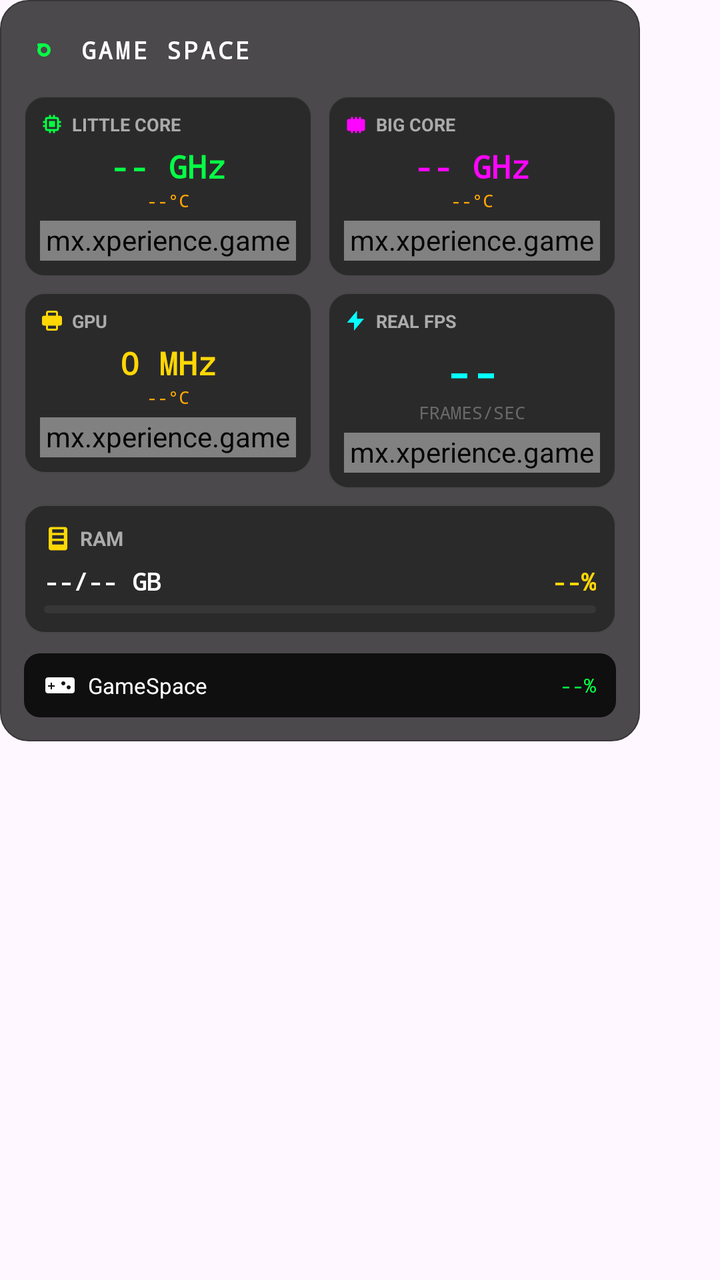
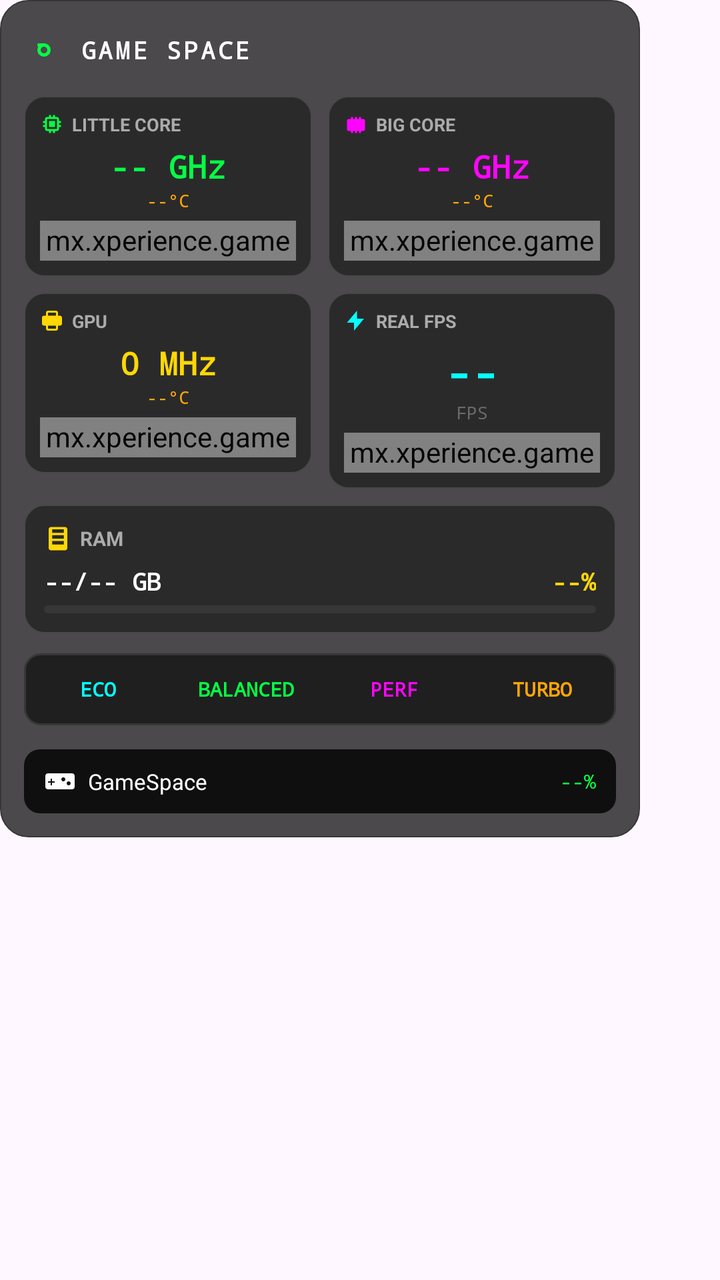

Compare the two renders of this Android layout. The source of the first and the diff that turns it into the second are given below.
<!-- AndroidManifest.xml: application theme Theme.GameSpace -->
<!-- res/layout/overlay_game_panel.xml -->
<?xml version="1.0" encoding="utf-8"?>
<FrameLayout xmlns:android="http://schemas.android.com/apk/res/android"
    android:layout_width="wrap_content"
    android:layout_height="wrap_content"
    android:background="@android:color/transparent">

    <LinearLayout
        android:id="@+id/panel_background"
        android:layout_width="320dp"
        android:layout_height="wrap_content"
        android:orientation="vertical"
        android:background="@drawable/bg_panel_dark"
        android:padding="12dp"
        android:alpha="0.98">

        <LinearLayout
            android:layout_width="match_parent"
            android:layout_height="26dp"
            android:gravity="center_vertical"
            android:layout_marginBottom="10dp">
            <ImageView android:layout_width="20dp" android:layout_height="20dp" android:src="@drawable/ic_gaming_logo" android:tint="#00FF41" />
            <TextView android:layout_width="wrap_content" android:layout_height="wrap_content" android:layout_marginStart="8dp" android:fontFamily="monospace" android:text="GAME SPACE" android:textColor="#FFFFFF" android:textSize="12sp" android:textStyle="bold" android:letterSpacing="0.1" />
        </LinearLayout>

        <LinearLayout
            android:layout_width="match_parent"
            android:layout_height="wrap_content"
            android:orientation="horizontal"
            android:layout_marginBottom="8dp">

            <LinearLayout
                android:layout_width="0dp"
                android:layout_height="wrap_content"
                android:layout_weight="1"
                android:orientation="vertical"
                android:background="@drawable/bg_stats_card"
                android:padding="8dp"
                android:layout_marginEnd="4dp">
                <LinearLayout android:layout_width="match_parent" android:layout_height="wrap_content" android:gravity="center_vertical" android:layout_marginBottom="4dp">
                    <ImageView android:layout_width="12dp" android:layout_height="12dp" android:src="@drawable/ic_cpu" android:tint="#00FF41" />
                    <TextView android:layout_width="wrap_content" android:layout_height="wrap_content" android:layout_marginStart="4dp" android:text="LITTLE CORE" android:textColor="#AAAAAA" android:textSize="9sp" android:textStyle="bold" />
                </LinearLayout>
                <TextView android:id="@+id/cpu_little_val" android:layout_width="match_parent" android:layout_height="wrap_content" android:gravity="center" android:fontFamily="monospace" android:text="-- GHz" android:textColor="#00FF41" android:textSize="16sp" android:textStyle="bold" />
                <TextView android:id="@+id/cpu_little_temp" android:layout_width="match_parent" android:layout_height="wrap_content" android:gravity="center" android:fontFamily="monospace" android:text="--°C" android:textColor="#FFA500" android:textSize="9sp" />
                <mx.xperience.gamespace.view.WaveView android:id="@+id/cpu_little_chart" android:layout_width="match_parent" android:layout_height="20dp" android:layout_marginTop="4dp" />
            </LinearLayout>

            <LinearLayout
                android:layout_width="0dp"
                android:layout_height="wrap_content"
                android:layout_weight="1"
                android:orientation="vertical"
                android:background="@drawable/bg_stats_card"
                android:padding="8dp"
                android:layout_marginStart="4dp">
                <LinearLayout android:layout_width="match_parent" android:layout_height="wrap_content" android:gravity="center_vertical" android:layout_marginBottom="4dp">
                    <ImageView android:layout_width="12dp" android:layout_height="12dp" android:src="@drawable/ic_cpu_bolt" android:tint="#FF00FF" />
                    <TextView android:layout_width="wrap_content" android:layout_height="wrap_content" android:layout_marginStart="4dp" android:text="BIG CORE" android:textColor="#AAAAAA" android:textSize="9sp" android:textStyle="bold" />
                </LinearLayout>
                <TextView android:id="@+id/cpu_big_val" android:layout_width="match_parent" android:layout_height="wrap_content" android:gravity="center" android:fontFamily="monospace" android:text="-- GHz" android:textColor="#FF00FF" android:textSize="16sp" android:textStyle="bold" />
                <TextView android:id="@+id/cpu_big_temp" android:layout_width="match_parent" android:layout_height="wrap_content" android:gravity="center" android:fontFamily="monospace" android:text="--°C" android:textColor="#FFA500" android:textSize="9sp" />
                <mx.xperience.gamespace.view.WaveView android:id="@+id/cpu_big_chart" android:layout_width="match_parent" android:layout_height="20dp" android:layout_marginTop="4dp" />
            </LinearLayout>
        </LinearLayout>

        <LinearLayout
            android:layout_width="match_parent"
            android:layout_height="wrap_content"
            android:orientation="horizontal"
            android:layout_marginBottom="8dp">

            <LinearLayout
                android:layout_width="0dp"
                android:layout_height="wrap_content"
                android:layout_weight="1"
                android:orientation="vertical"
                android:background="@drawable/bg_stats_card"
                android:padding="8dp"
                android:layout_marginEnd="4dp">
                <LinearLayout android:layout_width="match_parent" android:layout_height="wrap_content" android:gravity="center_vertical" android:layout_marginBottom="4dp">
                    <ImageView android:layout_width="12dp" android:layout_height="12dp" android:src="@drawable/ic_gpu" android:tint="#FFD700" />
                    <TextView android:layout_width="wrap_content" android:layout_height="wrap_content" android:layout_marginStart="4dp" android:text="GPU" android:textColor="#AAAAAA" android:textSize="9sp" android:textStyle="bold" />
                </LinearLayout>
                <TextView android:id="@+id/gpu_val" android:layout_width="match_parent" android:layout_height="wrap_content" android:gravity="center" android:fontFamily="monospace" android:text="0 MHz" android:textColor="#FFD700" android:textSize="16sp" android:textStyle="bold" />
                <TextView android:id="@+id/gpu_temp" android:layout_width="match_parent" android:layout_height="wrap_content" android:gravity="center" android:fontFamily="monospace" android:text="--°C" android:textColor="#FFA500" android:textSize="9sp" />
                <mx.xperience.gamespace.view.WaveView android:id="@+id/gpu_chart" android:layout_width="match_parent" android:layout_height="20dp" android:layout_marginTop="4dp" />
            </LinearLayout>

            <LinearLayout
                android:layout_width="0dp"
                android:layout_height="wrap_content"
                android:layout_weight="1"
                android:orientation="vertical"
                android:background="@drawable/bg_stats_card"
                android:padding="8dp"
                android:layout_marginStart="4dp">
                <LinearLayout android:layout_width="match_parent" android:layout_height="wrap_content" android:gravity="center_vertical" android:layout_marginBottom="4dp">
                    <ImageView android:layout_width="12dp" android:layout_height="12dp" android:src="@drawable/ic_fps" android:tint="#00FFFF" />
                    <TextView android:layout_width="wrap_content" android:layout_height="wrap_content" android:layout_marginStart="4dp" android:text="REAL FPS" android:textColor="#AAAAAA" android:textSize="9sp" android:textStyle="bold" />
                </LinearLayout>
                <TextView android:id="@+id/fps_counter" android:layout_width="match_parent" android:layout_height="wrap_content" android:gravity="center" android:fontFamily="monospace" android:text="--" android:textColor="#00FFFF" android:textSize="22sp" android:textStyle="bold" />
                <TextView android:layout_width="match_parent" android:layout_height="wrap_content" android:gravity="center" android:fontFamily="monospace" android:text="FRAMES/SEC" android:textColor="#666666" android:textSize="9sp" />
                <mx.xperience.gamespace.view.WaveView android:id="@+id/fps_chart" android:layout_width="match_parent" android:layout_height="20dp" android:layout_marginTop="4dp" />
            </LinearLayout>
        </LinearLayout>

        <LinearLayout
            android:layout_width="match_parent"
            android:layout_height="wrap_content"
            android:orientation="vertical"
            android:background="@drawable/bg_stats_card"
            android:padding="10dp"
            android:layout_marginBottom="10dp">
            <LinearLayout android:layout_width="match_parent" android:layout_height="wrap_content" android:gravity="center_vertical" android:layout_marginBottom="6dp">
                <ImageView android:layout_width="14dp" android:layout_height="14dp" android:src="@drawable/ic_ram" android:tint="#FFD700" />
                <TextView android:layout_width="wrap_content" android:layout_height="wrap_content" android:layout_marginStart="4dp" android:text="RAM" android:textColor="#AAAAAA" android:textSize="10sp" android:textStyle="bold" />
            </LinearLayout>
            <LinearLayout android:layout_width="match_parent" android:layout_height="wrap_content" android:orientation="horizontal" android:gravity="center_vertical" android:layout_marginBottom="4dp">
                <TextView android:id="@+id/ram_info" android:layout_width="0dp" android:layout_height="wrap_content" android:layout_weight="1" android:fontFamily="monospace" android:text="--/-- GB" android:textColor="#FFFFFF" android:textSize="12sp" android:textStyle="bold" />
                <TextView android:id="@+id/ram_percent" android:layout_width="wrap_content" android:layout_height="wrap_content" android:fontFamily="monospace" android:text="--%" android:textColor="#FFD700" android:textSize="12sp" android:textStyle="bold" />
            </LinearLayout>
            <androidx.core.widget.ContentLoadingProgressBar android:id="@+id/ram_progress" style="?android:attr/progressBarStyleHorizontal" android:layout_width="match_parent" android:layout_height="4dp" android:progressDrawable="@drawable/progress_ram_gaming" />
        </LinearLayout>

        <LinearLayout
            android:layout_width="match_parent"
            android:layout_height="32dp"
            android:orientation="horizontal"
            android:gravity="center_vertical"
            android:background="@drawable/bg_footer"
            android:paddingHorizontal="10dp">
            <ImageView android:layout_width="16dp" android:layout_height="16dp" android:src="@drawable/ic_game_controller" android:tint="#FFFFFF" android:layout_marginEnd="6dp" />
            <TextView android:id="@+id/game_name" android:layout_width="0dp" android:layout_height="wrap_content" android:layout_weight="1" android:ellipsize="end" android:maxLines="1" android:text="GameSpace" android:textColor="#FFFFFF" android:textSize="11sp" />
            <TextView android:id="@+id/battery_info" android:layout_width="wrap_content" android:layout_height="wrap_content" android:fontFamily="monospace" android:text="--%" android:textColor="#00FF41" android:textSize="10sp" />
        </LinearLayout>
    </LinearLayout>
</FrameLayout>
<!-- resources referenced by this layout -->
<resources>
  <!-- drawable bg_footer (drawable) -->
  <?xml version="1.0" encoding="utf-8"?>
  <shape xmlns:android="http://schemas.android.com/apk/res/android">
      <solid android:color="#0A0A0A" />
      <corners android:radius="8dp" />
  </shape>
  <!-- drawable bg_panel_dark (drawable) -->
  <?xml version="1.0" encoding="utf-8"?>
  <shape xmlns:android="http://schemas.android.com/apk/res/android">
      <solid android:color="#CC1A1A1A" />  
      <corners android:radius="14dp" />
      <stroke android:width="0.8dp" android:color="#333333" />
  </shape>
  <!-- drawable bg_stats_card (drawable) -->
  <?xml version="1.0" encoding="utf-8"?>
  <shape xmlns:android="http://schemas.android.com/apk/res/android">
      <solid android:color="#262626" />
      <corners android:radius="10dp" />
      <stroke android:width="0.5dp" android:color="#444444" />
  </shape>
  <!-- drawable ic_cpu (drawable) -->
  <?xml version="1.0" encoding="utf-8"?>
  <vector xmlns:android="http://schemas.android.com/apk/res/android"
      android:width="24dp"
      android:height="24dp"
      android:viewportWidth="24"
      android:viewportHeight="24">
      <path
          android:fillColor="@android:color/white"
          android:pathData="M15,9H9v6h6V9zM21,11V9h-2V7c0-1.1-0.9-2-2-2h-2V3h-2v2h-2V3h-2v2H7C5.9,5,5,5.9,5,7v2H3v2h2v2H3v2h2v2c0,1.1,0.9,2,2,2h2v2h2v-2h2v2h2v-2h2c1.1,0,2-0.9,2-2v-2h2v-2h-2v-2H21zM17,17H7V7h10V17z" />
  </vector>
  <!-- drawable ic_fps (drawable) -->
  <?xml version="1.0" encoding="utf-8"?>
  <vector xmlns:android="http://schemas.android.com/apk/res/android"
      android:width="24dp"
      android:height="24dp"
      android:viewportWidth="24"
      android:viewportHeight="24">
      <path
          android:fillColor="@android:color/white"
          android:pathData="M13,2L3,14h7v8l10,-12h-7z" />
  </vector>
  <!-- drawable ic_gpu (drawable) -->
  <?xml version="1.0" encoding="utf-8"?>
  <vector xmlns:android="http://schemas.android.com/apk/res/android"
      android:width="24dp"
      android:height="24dp"
      android:viewportWidth="24"
      android:viewportHeight="24">
      <path
          android:fillColor="@android:color/white"
          android:pathData="M20,7h-2L18,4c0,-1.1 -0.9,-2 -2,-2L8,2c-1.1,0 -2,0.9 -2,2v3L4,7c-1.1,0 -2,0.9 -2,2v6c0,1.1 0.9,2 2,2h2v3c0,1.1 0.9,2 2,2h8c1.1,0 2,-0.9 2,-2v-3h2c1.1,0 2,-0.9 2,-2L22,9c0,-1.1 -0.9,-2 -2,-2zM16,20L8,20v-3h8v3zM16,7L8,7L8,4h8v3z" />
  </vector>
  <!-- drawable ic_ram (drawable) -->
  <?xml version="1.0" encoding="utf-8"?>
  <vector xmlns:android="http://schemas.android.com/apk/res/android"
      android:width="24dp"
      android:height="24dp"
      android:viewportWidth="24"
      android:viewportHeight="24">
      <path
          android:fillColor="@android:color/white"
          android:pathData="M18,2h-12c-1.1,0 -2,0.9 -2,2v16c0,1.1 0.9,2 2,2h12c1.1,0 2,-0.9 2,-2v-16c0,-1.1 -0.9,-2 -2,-2zM7,4h10v3h-10v-3zM7,9h10v3h-10v-3zM7,14h10v3h-10v-3z" />
  </vector>
  <style name="Theme.GameSpace" parent="Base.Theme.GameSpace" />
  <style name="Base.Theme.GameSpace" parent="Theme.Material3.DayNight.NoActionBar">
          
          
      </style>
  <!-- unchanged entries left out for length: 4 -->
</resources>

<!-- the commit's change to res/layout/overlay_game_panel.xml (unified diff, before → after) -->
@@ -99,7 +99,7 @@
                     <TextView android:layout_width="wrap_content" android:layout_height="wrap_content" android:layout_marginStart="4dp" android:text="REAL FPS" android:textColor="#AAAAAA" android:textSize="9sp" android:textStyle="bold" />
                 </LinearLayout>
                 <TextView android:id="@+id/fps_counter" android:layout_width="match_parent" android:layout_height="wrap_content" android:gravity="center" android:fontFamily="monospace" android:text="--" android:textColor="#00FFFF" android:textSize="22sp" android:textStyle="bold" />
-                <TextView android:layout_width="match_parent" android:layout_height="wrap_content" android:gravity="center" android:fontFamily="monospace" android:text="FRAMES/SEC" android:textColor="#666666" android:textSize="9sp" />
+                <TextView android:layout_width="match_parent" android:layout_height="wrap_content" android:gravity="center" android:fontFamily="monospace" android:text="FPS" android:textColor="#666666" android:textSize="9sp" />
                 <mx.xperience.gamespace.view.WaveView android:id="@+id/fps_chart" android:layout_width="match_parent" android:layout_height="20dp" android:layout_marginTop="4dp" />
             </LinearLayout>
         </LinearLayout>
@@ -124,6 +124,20 @@
 
         <LinearLayout
             android:layout_width="match_parent"
+            android:layout_height="36dp"
+            android:orientation="horizontal"
+            android:gravity="center"
+            android:layout_marginBottom="12dp"
+            android:background="@drawable/bg_mode_selector">
+
+            <TextView android:id="@+id/btn_power_saving" android:layout_width="0dp" android:layout_height="match_parent" android:layout_weight="1" android:gravity="center" android:text="ECO" android:textColor="#00FFFF" android:textSize="10sp" android:textStyle="bold" android:background="@drawable/bg_mode_normal" android:fontFamily="monospace" android:padding="4dp" />
+            <TextView android:id="@+id/btn_balanced" android:layout_width="0dp" android:layout_height="match_parent" android:layout_weight="1" android:gravity="center" android:text="BALANCED" android:textColor="#00FF41" android:textSize="10sp" android:textStyle="bold" android:background="@drawable/bg_mode_normal" android:fontFamily="monospace" android:padding="4dp" />
+            <TextView android:id="@+id/btn_performance" android:layout_width="0dp" android:layout_height="match_parent" android:layout_weight="1" android:gravity="center" android:text="PERF" android:textColor="#FF00FF" android:textSize="10sp" android:textStyle="bold" android:background="@drawable/bg_mode_normal" android:fontFamily="monospace" android:padding="4dp" />
+            <TextView android:id="@+id/btn_turbo" android:layout_width="0dp" android:layout_height="match_parent" android:layout_weight="1" android:gravity="center" android:text="TURBO" android:textColor="#FFA500" android:textSize="10sp" android:textStyle="bold" android:background="@drawable/bg_mode_normal" android:fontFamily="monospace" android:padding="4dp" />
+        </LinearLayout>
+
+        <LinearLayout
+            android:layout_width="match_parent"
             android:layout_height="32dp"
             android:orientation="horizontal"
             android:gravity="center_vertical"
@@ -133,5 +147,6 @@
             <TextView android:id="@+id/game_name" android:layout_width="0dp" android:layout_height="wrap_content" android:layout_weight="1" android:ellipsize="end" android:maxLines="1" android:text="GameSpace" android:textColor="#FFFFFF" android:textSize="11sp" />
             <TextView android:id="@+id/battery_info" android:layout_width="wrap_content" android:layout_height="wrap_content" android:fontFamily="monospace" android:text="--%" android:textColor="#00FF41" android:textSize="10sp" />
         </LinearLayout>
+
     </LinearLayout>
 </FrameLayout>
<!-- resource entries referenced after the edit -->
@@ -5,6 +5,18 @@
   <shape xmlns:android="http://schemas.android.com/apk/res/android">
       <solid android:color="#0A0A0A" />
       <corners android:radius="8dp" />
+  </shape>
+  <!-- drawable bg_mode_normal (drawable) -->
+  <?xml version="1.0" encoding="utf-8"?>
+  <shape xmlns:android="http://schemas.android.com/apk/res/android">
+      <solid android:color="@android:color/transparent" />
+  </shape>
+  <!-- drawable bg_mode_selector (drawable) -->
+  <?xml version="1.0" encoding="utf-8"?>
+  <shape xmlns:android="http://schemas.android.com/apk/res/android">
+      <solid android:color="#1A1A1A" />
+      <corners android:radius="8dp" />
+      <stroke android:width="1dp" android:color="#333333" />
   </shape>
   <!-- drawable bg_panel_dark (drawable) -->
   <?xml version="1.0" encoding="utf-8"?>
